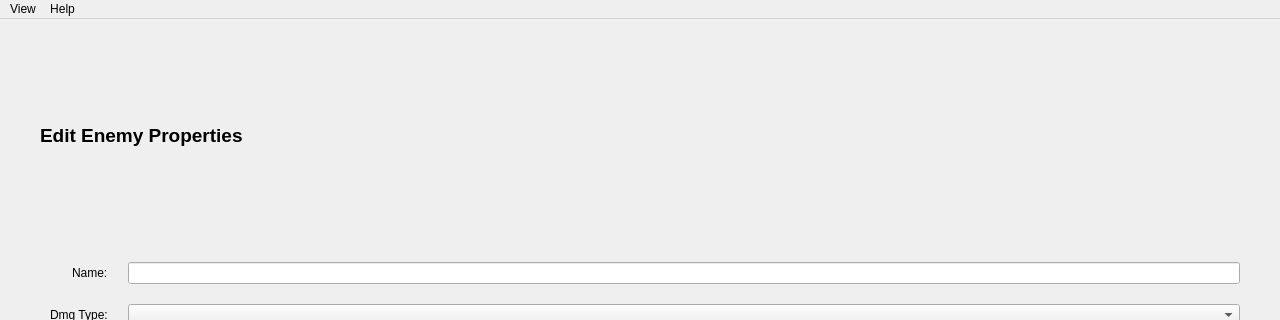
20dj-kws-sdd/tbrpggepp, file UI_Layouts/editEnemyForm.ui: the form before one commit; both pictures show x 0 to 1280 and y 0 to 320 of the 1280 by 720 pixel window.
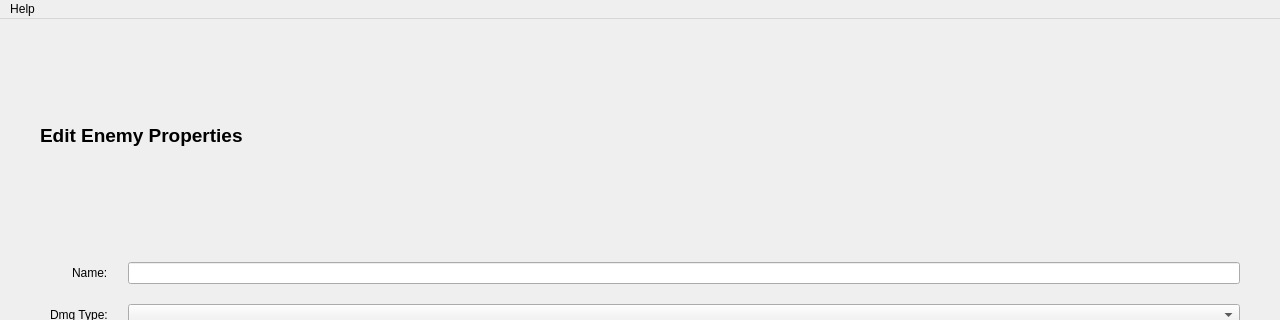
The form after the commit.

Commit message: minor bug fix and remove 'view' from UI menu

What changed in the file:
```diff
--- a/UI_Layouts/editEnemyForm.ui
+++ b/UI_Layouts/editEnemyForm.ui
@@ -159,17 +159,11 @@
      <height>30</height>
     </rect>
    </property>
-   <widget class="QMenu" name="menuView">
-    <property name="title">
-     <string>View</string>
-    </property>
-   </widget>
    <widget class="QMenu" name="menuHelp">
     <property name="title">
      <string>Help</string>
     </property>
    </widget>
-   <addaction name="menuView"/>
    <addaction name="menuHelp"/>
   </widget>
   <action name="actionOpen_File">
```
The commit also changes 7 other files.
